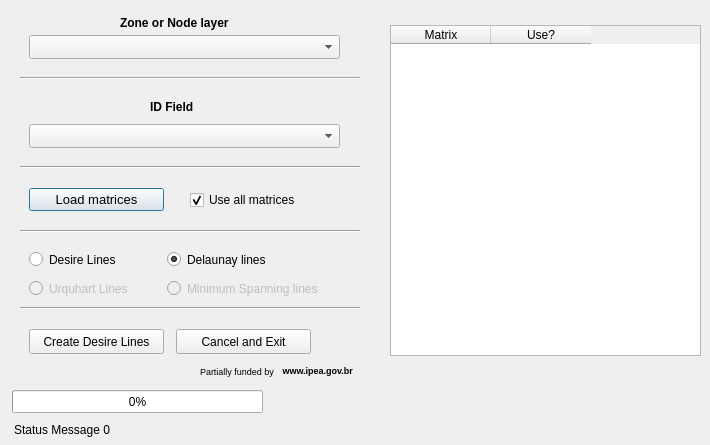
Old version of the form gis/forms/ui_DesireLines.ui in the repository AequilibraE/qaequilibrae.
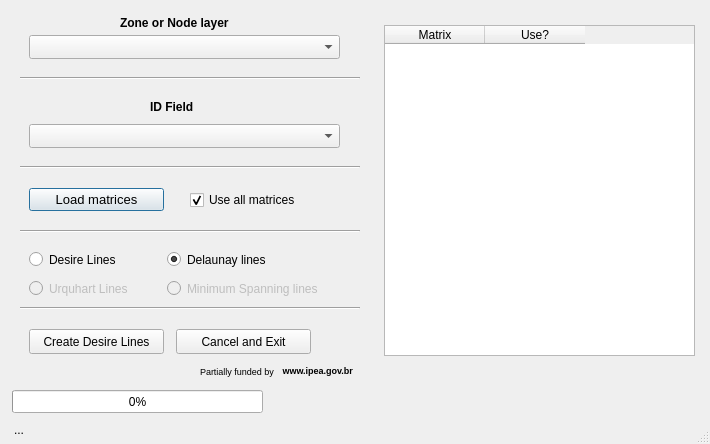
New version of the form.

Commit message: Desire lines interface now deals with AeuqilibraE matrix

Patch:
```diff
--- a/gis/forms/ui_DesireLines.ui
+++ b/gis/forms/ui_DesireLines.ui
@@ -10,12 +10,21 @@
     <x>0</x>
     <y>0</y>
     <width>710</width>
-    <height>445</height>
+    <height>444</height>
    </rect>
   </property>
+  <property name="maximumSize">
+   <size>
+    <width>715</width>
+    <height>444</height>
+   </size>
+  </property>
   <property name="windowTitle">
    <string>Aequilibrae - Desire Lines toolbox</string>
   </property>
+  <property name="sizeGripEnabled">
+   <bool>true</bool>
+  </property>
   <property name="modal">
    <bool>true</bool>
   </property>
@@ -131,7 +140,7 @@
     </font>
    </property>
    <property name="text">
-    <string>Status Message 0</string>
+    <string>...</string>
    </property>
   </widget>
   <widget class="QPushButton" name="but_load_new_matrix">
@@ -285,7 +294,7 @@
   <widget class="QTableWidget" name="tableWidget">
    <property name="geometry">
     <rect>
-     <x>390</x>
+     <x>384</x>
      <y>25</y>
      <width>311</width>
      <height>331</height>
```
Left out of the diff: 4 changed lines with no effect on the pictures. The commit also changes 1 other file.
